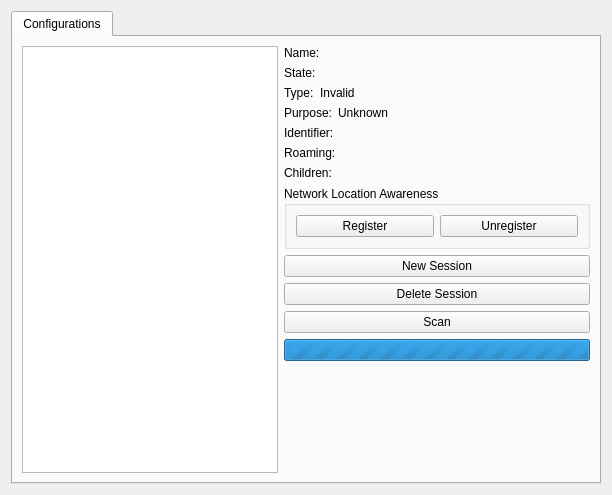
Old version of the form examples/network/bearermonitor/bearermonitor_maemo.ui in the repository qt/qt.
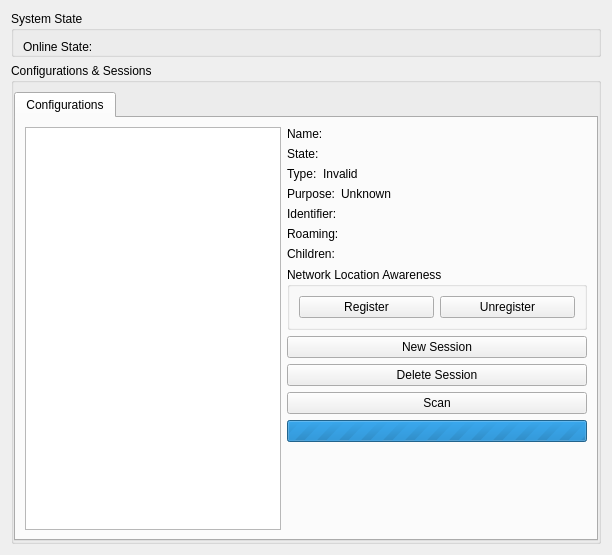
New version of the form.

Commit message:
Fix bearermonitor when building for Maemo in scratchbox.
Use the correct ui file when building in scratchbox.
Remove use of message boxes.

Diff of the .ui file:
```diff
--- a/examples/network/bearermonitor/bearermonitor_maemo.ui
+++ b/examples/network/bearermonitor/bearermonitor_maemo.ui
@@ -7,17 +7,70 @@
     <x>0</x>
     <y>0</y>
     <width>612</width>
-    <height>495</height>
+    <height>555</height>
    </rect>
   </property>
   <property name="windowTitle">
    <string>BearerMonitor</string>
   </property>
+  <layout class="QVBoxLayout" name="verticalLayout" stretch="0,0">
+   <item>
+    <widget class="QGroupBox" name="systemState">
+     <property name="title">
+      <string>System State</string>
+     </property>
+     <property name="flat">
+      <bool>true</bool>
+     </property>
   <layout class="QHBoxLayout" name="horizontalLayout_3">
+      <property name="bottomMargin">
+       <number>0</number>
+      </property>
+      <item>
+       <widget class="QLabel" name="onlineStateLabel">
+        <property name="text">
+         <string>Online State:</string>
+        </property>
+       </widget>
+      </item>
+      <item>
+       <widget class="QLabel" name="onlineState">
+        <property name="sizePolicy">
+         <sizepolicy hsizetype="MinimumExpanding" vsizetype="Preferred">
+          <horstretch>0</horstretch>
+          <verstretch>0</verstretch>
+         </sizepolicy>
+        </property>
+        <property name="text">
+         <string/>
+        </property>
+       </widget>
+      </item>
+     </layout>
+    </widget>
+   </item>
+   <item>
+    <widget class="QGroupBox" name="configurations">
+     <property name="title">
+      <string>Configurations &amp;&amp; Sessions</string>
+     </property>
+     <property name="flat">
+      <bool>true</bool>
+     </property>
+     <layout class="QVBoxLayout" name="verticalLayout_5">
+      <property name="leftMargin">
+       <number>0</number>
+      </property>
+      <property name="rightMargin">
+       <number>0</number>
+      </property>
+      <property name="bottomMargin">
+       <number>0</number>
+      </property>
    <item>
     <widget class="QTabWidget" name="tabWidget">
      <property name="sizePolicy">
-      <sizepolicy hsizetype="Expanding" vsizetype="Preferred">
+         <sizepolicy hsizetype="Expanding" vsizetype="MinimumExpanding">
        <horstretch>0</horstretch>
        <verstretch>0</verstretch>
       </sizepolicy>
@@ -41,6 +94,9 @@
            <verstretch>0</verstretch>
           </sizepolicy>
          </property>
+            <property name="rootIsDecorated">
+             <bool>false</bool>
+            </property>
          <attribute name="headerVisible">
           <bool>false</bool>
          </attribute>
@@ -301,6 +357,9 @@
        </item>
       </layout>
      </widget>
+       </widget>
+      </item>
+     </layout>
     </widget>
    </item>
   </layout>
```
Lines whose indentation alone changed are shown as unchanged. The commit also changes 6 other files.
